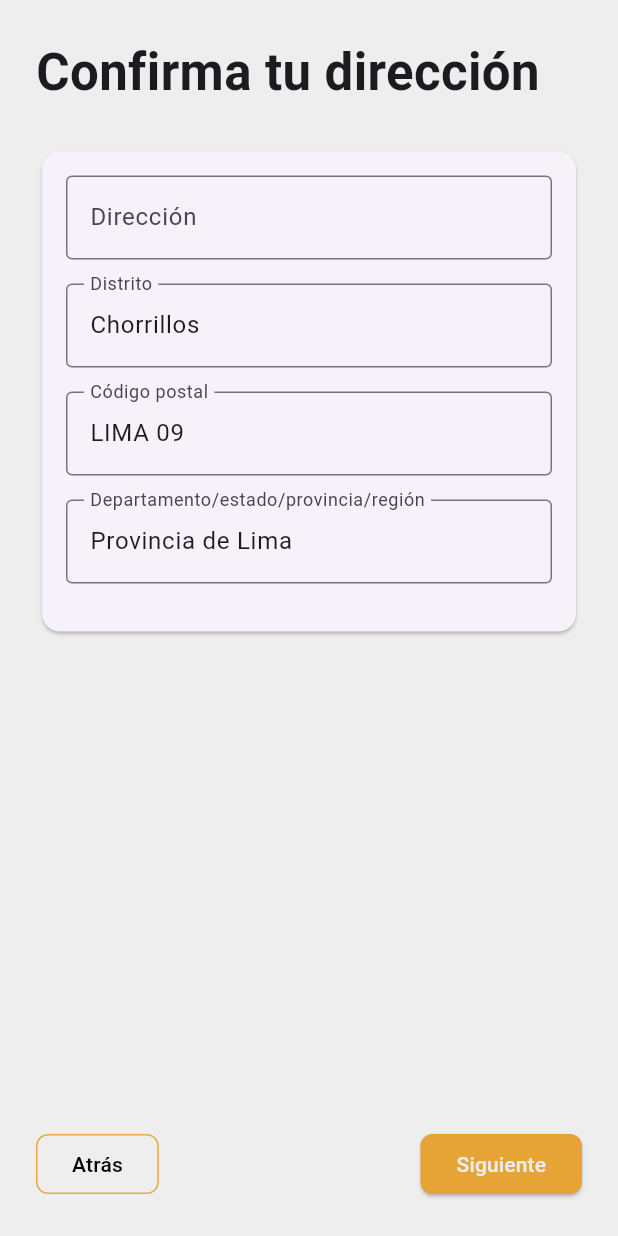
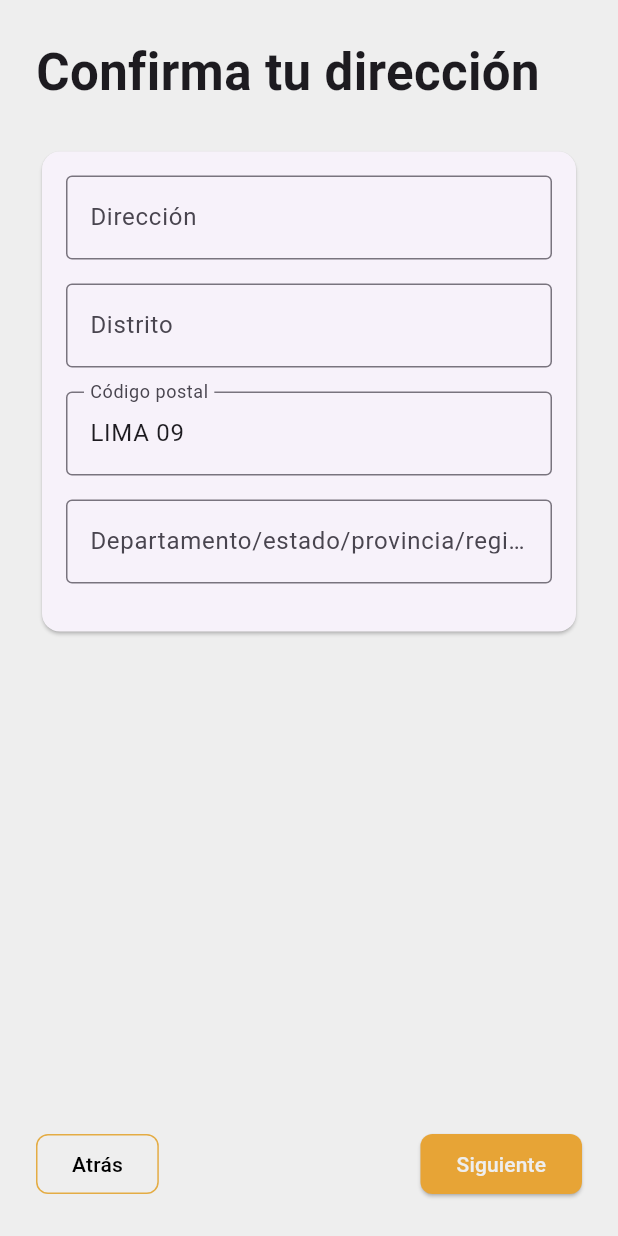
Before and after one commit to Aplicaciones-Moviles-WV61-Grupo4/NestHubApp, a Flutter app: the AddressConfirmationScreen screen opened directly with empty values, on a phone screen of 412 x 824 dp. Run offline on Flutter 3.47's test engine with Material 3 defaults, Android fonts, the phone set to English and light mode, and no system bars; our stand-ins replace geocoding, google_maps_flutter, image_picker, location.

Commit message:
feat(ui): remove default values in AddressConfirmationScreen

```diff
--- a/lib/steps_pages/address_confirmation_screen.dart
+++ b/lib/steps_pages/address_confirmation_screen.dart
@@ -15,9 +15,8 @@ class AddressConfirmationScreen extends StatelessWidget {
   Widget build(BuildContext context) {
     final TextEditingController _districtController = TextEditingController();
     final TextEditingController _cityController = TextEditingController();
-    final TextEditingController _streetController = TextEditingController();
-
-    _streetController.text = street;
+    final TextEditingController _streetController =
+        TextEditingController(text: street);
 
     return Scaffold(
       backgroundColor: Colors.grey[200],
@@ -37,13 +36,12 @@ class AddressConfirmationScreen extends StatelessWidget {
                   padding: const EdgeInsets.all(16.0),
                   child: Column(
                     children: [
-                      _buildTextField('Dirección', street, _streetController),
-                      _buildTextField(
-                          'Distrito', 'Chorrillos', _districtController),
-                      _buildTextField(
-                          'Código postal', 'LIMA 09', TextEditingController()),
+                      _buildTextField('Dirección', _streetController),
+                      _buildTextField('Distrito', _districtController),
+                      _buildTextField('Código postal',
+                          TextEditingController(text: 'LIMA 09')),
                       _buildTextField('Departamento/estado/provincia/región',
-                          'Provincia de Lima', _cityController),
+                          _cityController),
                     ],
                   ),
                 ),
@@ -99,9 +97,7 @@ class AddressConfirmationScreen extends StatelessWidget {
     );
   }
 
-  Widget _buildTextField(
-      String label, String initialValue, TextEditingController controller) {
-    controller.text = initialValue;
+  Widget _buildTextField(String label, TextEditingController controller) {
     return Padding(
       padding: const EdgeInsets.only(bottom: 16.0),
       child: TextField(
```
Also changed, not shown: lib/steps_pages/local_detail_screen.dart (+5 -9 lines).
